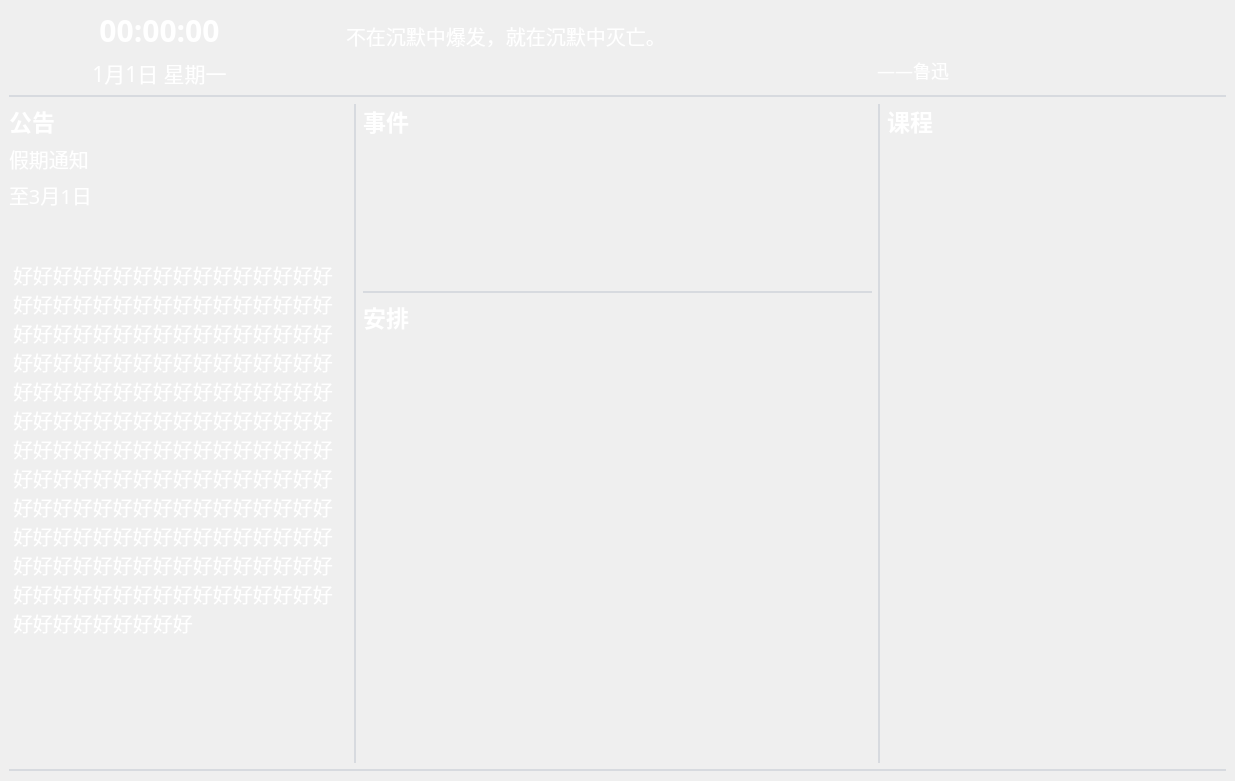
Old version of the form display/displaywindow.ui in the repository bili9blood/class-system.
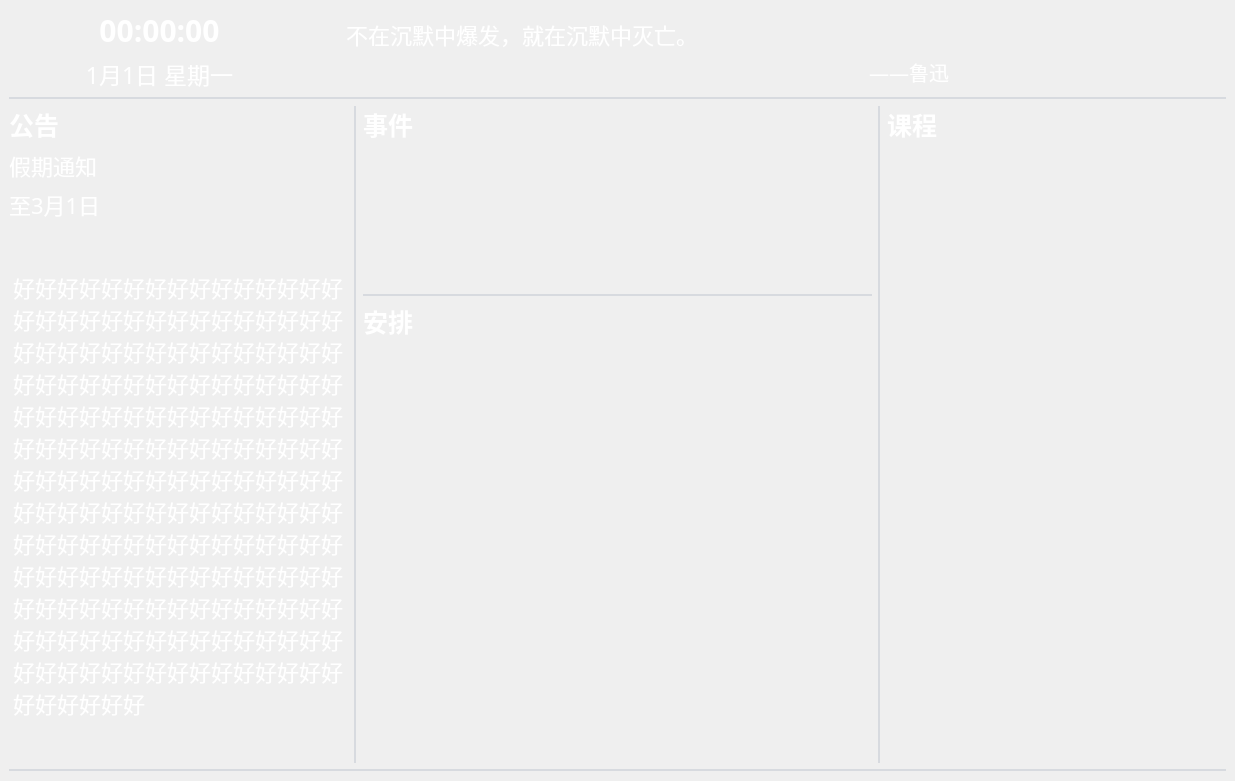
New version of the form. Custom widgets are drawn as their Qt base class.

Commit message: feat(display): larger font size

```diff
--- a/display/displaywindow.ui
+++ b/display/displaywindow.ui
@@ -45,7 +45,7 @@
       <item row="0" column="1">
        <widget class="QLabel" name="sentence_text_label">
         <property name="styleSheet">
-         <string notr="true">font-size: 20px;
+         <string notr="true">font-size: 22px;
 font-family: Microsoft Yahei;
 </string>
         </property>
@@ -63,7 +63,7 @@
       <item row="1" column="1">
        <widget class="QLabel" name="sentence_author_label">
         <property name="styleSheet">
-         <string notr="true">font-size: 18px;
+         <string notr="true">font-size: 20px;
 font-family: Microsoft Yahei;
 </string>
         </property>
@@ -81,7 +81,7 @@
       <item row="1" column="0">
        <widget class="QLabel" name="date_weekday_label">
         <property name="styleSheet">
-         <string notr="true">font-size: 21px;
+         <string notr="true">font-size: 23px;
 font-family: Microsoft Yahei;
 </string>
         </property>
@@ -147,10 +147,10 @@
         <property name="styleSheet">
          <string notr="true">QLabel {
   font-family: Microsoft Yahei;
-  font-size: 20px;
+  font-size:24px;
 }
 QLabel.title {
-  font-size: 21px;
+  font-size: 25px;
   font-weight: bold;
 }
 </string>
@@ -176,7 +176,7 @@
         <item>
          <widget class="QLabel" name="notices_data_title_label">
           <property name="styleSheet">
-           <string notr="true">font-size: 20px;
+           <string notr="true">font-size: 22px;
 font-family: Microsoft YaHei;
 </string>
           </property>
@@ -191,7 +191,7 @@
         <item>
          <widget class="QLabel" name="notices_date_label">
           <property name="styleSheet">
-           <string notr="true">font-size: 20px;
+           <string notr="true">font-size: 22px;
 font-family: Microsoft YaHei;
 font-weight: 300;</string>
           </property>
@@ -216,7 +216,7 @@
         <item>
          <widget class="QTextBrowser" name="notices_text_browser">
           <property name="styleSheet">
-           <string notr="true">font-size: 20px;
+           <string notr="true">font-size: 22px;
 font-family: Microsoft YaHei;
 
 background: transparent;</string>
@@ -254,17 +254,17 @@
        <widget class="QWidget" name="lessons_widget" native="true">
         <property name="styleSheet">
          <string notr="true">QLabel {
-  font-size: 19px;
+  font-size: 25px;
   font-family: Fira Mono,Microsoft YaHei;
 }
 QLabel.current {
   color: #ee8545;
   font-weight: bold;
-  font-size: 20px;
+  font-size: 26px;
 }
 QLabel.past{
   color: #AAA;
-  font-size: 19px;
+  font-size: 22px;
 }</string>
         </property>
         <layout class="QVBoxLayout" name="lessons_layout">
@@ -286,7 +286,7 @@
       <item row="0" column="2">
        <widget class="QLabel" name="events_title_label">
         <property name="styleSheet">
-         <string notr="true">font-size: 23px;
+         <string notr="true">font-size: 25px;
 font-family: 江西拙楷;
 font-weight: bold;
 </string>
@@ -302,7 +302,7 @@
       <item row="3" column="2">
        <widget class="QLabel" name="arrangement_title_label">
         <property name="styleSheet">
-         <string notr="true">font-size: 23px;
+         <string notr="true">font-size: 25px;
 font-family: 江西拙楷;
 font-weight: bold;
 </string>
@@ -318,7 +318,7 @@
       <item row="0" column="4">
        <widget class="QLabel" name="lessons_title_label">
         <property name="styleSheet">
-         <string notr="true">font-size: 23px;
+         <string notr="true">font-size: 25px;
 font-family: 江西拙楷;
 font-weight: bold;
 </string>
@@ -334,7 +334,7 @@
       <item row="0" column="0">
        <widget class="QLabel" name="notices_title_label">
         <property name="styleSheet">
-         <string notr="true">font-size: 23px;
+         <string notr="true">font-size: 25px;
 font-family: 江西拙楷;
 font-weight: bold;
 </string>
```
The commit also changes 4 other files.
